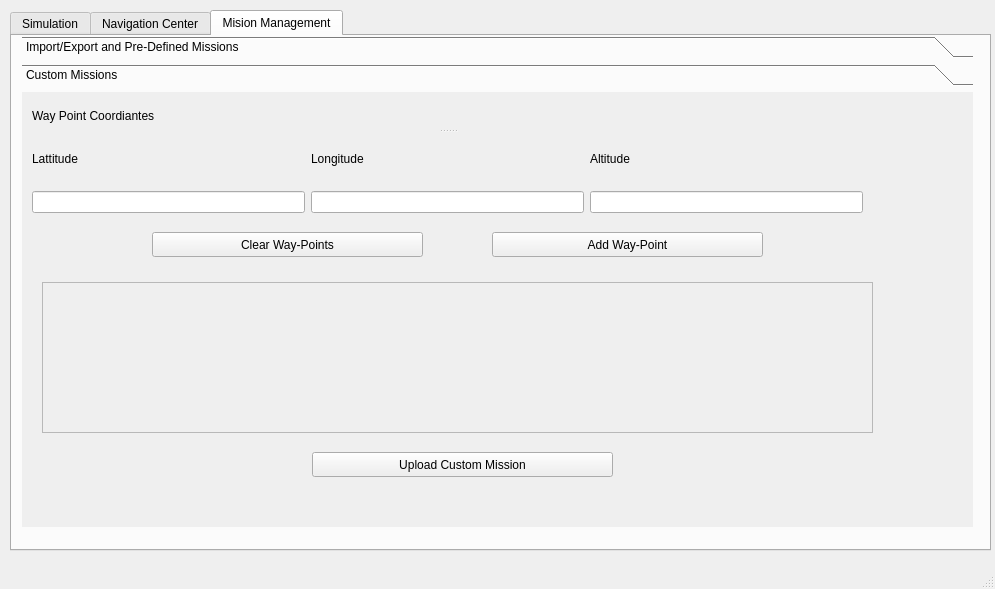
Above: wing_ros_ws/src/wing_navigator/scripts/demo_app.ui from amirrezasadeqi/funnywing before the change. Below: the same form after it.
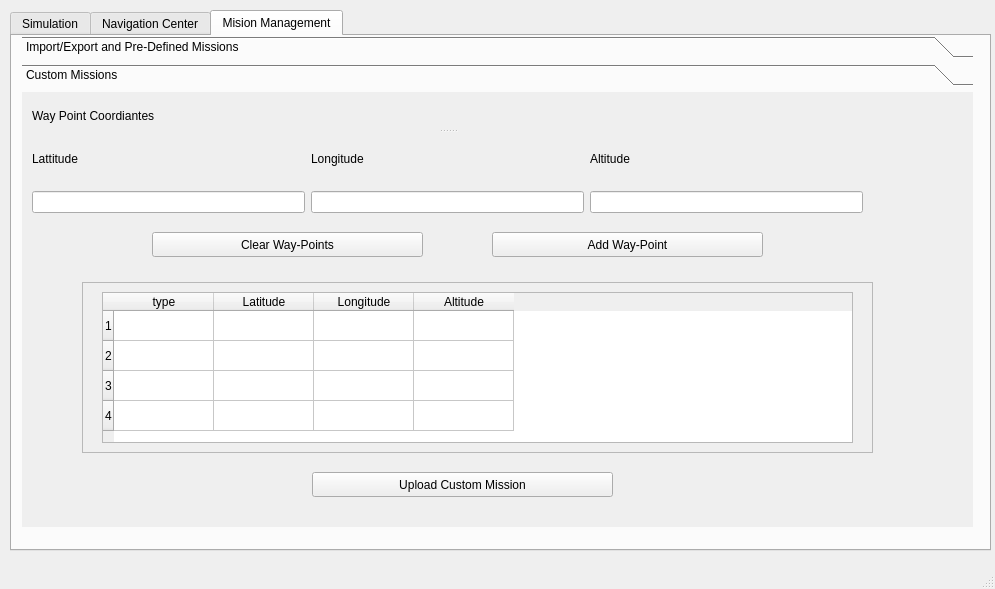
That is the form after the change. The open tabs and pages were chosen to show the change.

Commit message: Compeleting the GUI and Adding QTableWidget for demonstration of custom waypoints.

Patch:
```diff
--- a/wing_ros_ws/src/wing_navigator/scripts/demo_app.ui
+++ b/wing_ros_ws/src/wing_navigator/scripts/demo_app.ui
@@ -837,10 +837,10 @@
        <widget class="QFrame" name="frame_3">
         <property name="geometry">
          <rect>
-          <x>20</x>
+          <x>60</x>
           <y>190</y>
-          <width>831</width>
-          <height>151</height>
+          <width>791</width>
+          <height>171</height>
          </rect>
         </property>
         <property name="frameShape">
@@ -849,12 +849,68 @@
         <property name="frameShadow">
          <enum>QFrame::Raised</enum>
         </property>
+        <widget class="QTableWidget" name="tableWidget">
+         <property name="geometry">
+          <rect>
+           <x>20</x>
+           <y>10</y>
+           <width>751</width>
+           <height>151</height>
+          </rect>
+         </property>
+         <attribute name="horizontalHeaderShowSortIndicator" stdset="0">
+          <bool>false</bool>
+         </attribute>
+         <attribute name="horizontalHeaderStretchLastSection">
+          <bool>false</bool>
+         </attribute>
+         <row>
+          <property name="text">
+           <string>1</string>
+          </property>
+         </row>
+         <row>
+          <property name="text">
+           <string>2</string>
+          </property>
+         </row>
+         <row>
+          <property name="text">
+           <string>3</string>
+          </property>
+         </row>
+         <row>
+          <property name="text">
+           <string>4</string>
+          </property>
+         </row>
+         <column>
+          <property name="text">
+           <string>type</string>
+          </property>
+         </column>
+         <column>
+          <property name="text">
+           <string>Latitude</string>
+          </property>
+         </column>
+         <column>
+          <property name="text">
+           <string>Longitude</string>
+          </property>
+         </column>
+         <column>
+          <property name="text">
+           <string>Altitude</string>
+          </property>
+         </column>
+        </widget>
        </widget>
        <widget class="QPushButton" name="pushButton_10">
         <property name="geometry">
          <rect>
           <x>290</x>
-          <y>360</y>
+          <y>380</y>
           <width>301</width>
           <height>25</height>
          </rect>
```
Left out of the diff: 4 changed lines with no effect on the pictures. The commit also changes 1 other file.
